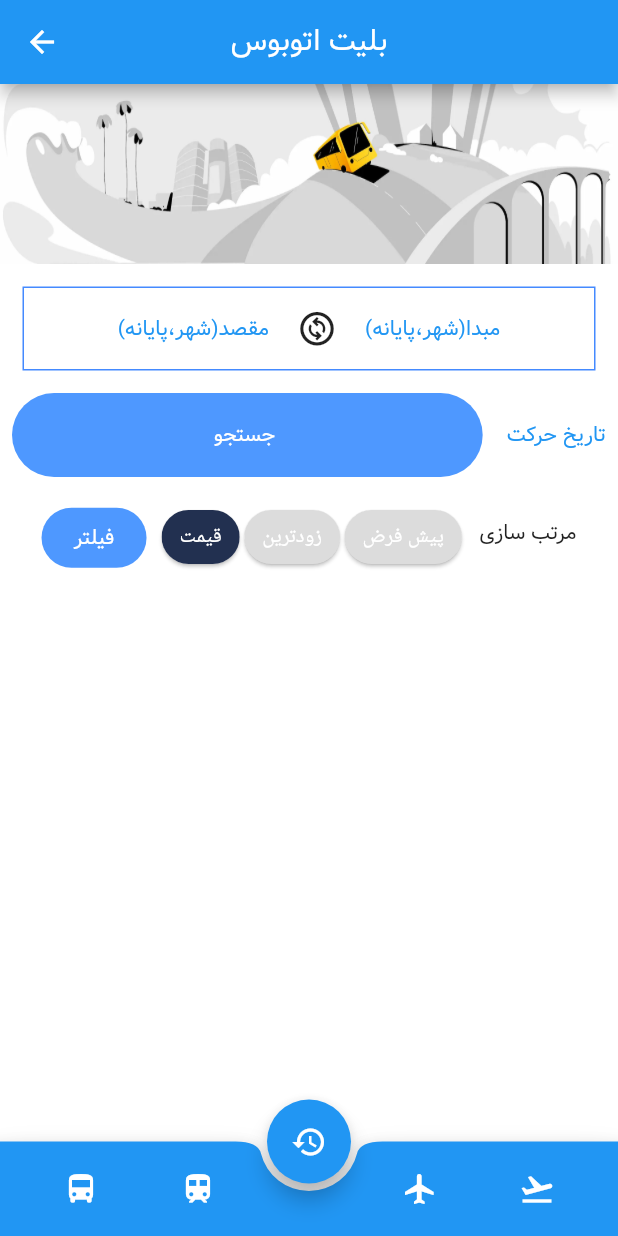
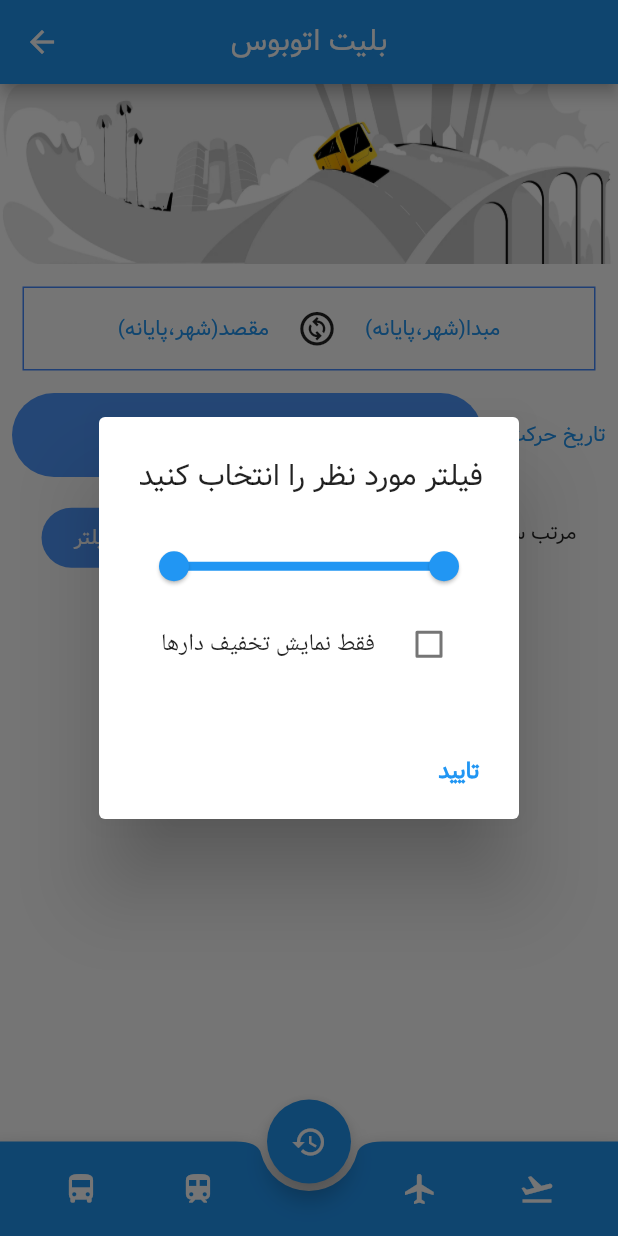
Before and after one commit to RezaGh79/alibaba_clone, a Flutter app: the MainNavigatorPage screen opened directly with empty values, after a tap on "فیلتر", on a phone screen of 412 x 824 dp. Run offline on Flutter 3.47's test engine with Material 2 defaults, Android fonts, the phone set to English and light mode, and no system bars; our stand-ins replace dropdown_button2, flutter_svg, fluttertoast, otp_text_field, shared_preferences; missing offline and left inert: persian_datetime_picker, persian_fonts; accounts and stored records are empty.

Commit message:
ticket history

```diff
--- a/lib/GlobalVariables.dart
+++ b/lib/GlobalVariables.dart
@@ -1,6 +1,7 @@
 class GlobalVariables {
   static const String BASE_URL = "http://192.168.22.175:3000";
   static const String BASE_URL_TICKETS = "http://192.168.22.175:3030";
-  // static const String cookie =
-  //     'eyJhbGciOiJIUzI1NiIsInR5cCI6IkpXVCJ9.eyJ1c2VybmFtZSI6Im1tZDEiLCJzdWIiOjEzLCJpYXQiOjE2ODM1NTY3MzAsImV4cCI6MTY4NDE2MTUzMH0.W_9B_XNOsnQqrqa3y9xzG-4qmL6V1zXJfJWJJgAlSb8';
+  static const String token = "";
+// static const String cookie =
+//     'eyJhbGciOiJIUzI1NiIsInR5cCI6IkpXVCJ9.eyJ1c2VybmFtZSI6Im1tZDEiLCJzdWIiOjEzLCJpYXQiOjE2ODM1NTY3MzAsImV4cCI6MTY4NDE2MTUzMH0.W_9B_XNOsnQqrqa3y9xzG-4qmL6V1zXJfJWJJgAlSb8';
 }
--- a/lib/Screens/TransportPages/DifferentTransportaion/pager/BusPage.dart
+++ b/lib/Screens/TransportPages/DifferentTransportaion/pager/BusPage.dart
@@ -32,6 +32,7 @@ class _BusPageState extends State<BusPage> {
   late Jalali dateJalali;
   List<TicketModel> tickets = [];
   bool showProgressBar = false;
+  RangeValues _currentRangeValues = const RangeValues(0, 100);
 
   @override
   void initState() {
@@ -40,6 +41,7 @@ class _BusPageState extends State<BusPage> {
 
   int defaultChoiceIndex = 0;
   final List<String> _choicesList = ['قیمت', 'زودترین', 'پیش فرض'];
+  bool checkedValue = false;
 
   @override
   Widget build(BuildContext context) {
@@ -164,7 +166,77 @@ class _BusPageState extends State<BusPage> {
                                   height: 40,
                                   width: 70,
                                   child: ElevatedButton(
-                                      onPressed: () {},
+                                      onPressed: () {
+                                        showDialog(
+                                          context: context,
+                                          builder: (context) {
+                                            return StatefulBuilder(
+                                              builder: (context, setState) {
+                                                return AlertDialog(
+                                                  title: const Directionality(
+                                                      textDirection: TextDirection.rtl,
+                                                      child: Text("فیلتر مورد نظر را انتخاب کنید",
+                                                          style: TextStyle(fontFamily: 'font'))),
+                                                  content: Directionality(
+                                                    textDirection: TextDirection.rtl,
+                                                    child: SizedBox(
+                                                      height: 105,
+                                                      child: Column(
+                                                        mainAxisAlignment: MainAxisAlignment.center,
+                                                        children: <Widget>[
+                                                          Column(
+                                                            mainAxisAlignment: MainAxisAlignment.center,
+                                                            crossAxisAlignment: CrossAxisAlignment.center,
+                                                            children: <Widget>[
+                                                              RangeSlider(
+                                                                values: _currentRangeValues,
+                                                                min: 0,
+                                                                max: 100,
+                                                                divisions: (_currentRangeValues.end -
+                                                                        _currentRangeValues.start)
+                                                                    .toInt(),
+                                                                labels: RangeLabels(
+                                                                  _currentRangeValues.start.round().toString(),
+                                                                  _currentRangeValues.end.round().toString(),
+                                                                ),
+                                                                onChanged: (RangeValues values) {
+                                                                  setState(() {
+                                                                    _currentRangeValues = values;
+                                                                  });
+                                                                },
+                                                              )
+                                                            ],
+                                                          ),
+                                                          CheckboxListTile(
+                                                            title: Text("فقط نمایش تخفیف دارها"),
+                                                            value: checkedValue,
+                                                            onChanged: (newValue) {
+                                                              setState(() {
+                                                                checkedValue = newValue!;
+                                                              });
+                                                            },
+                                                            controlAffinity: ListTileControlAffinity
+                                                                .leading, //  <-- leading Checkbox
+                                                          )
+                                                        ],
+                                                      ),
+                                                    ),
+                                                  ),
+                                                  actions: <Widget>[
+                                                    TextButton(
+                                                      onPressed: () => Navigator.pop(context),
+                                                      child: const Text(
+                                                        "تایید",
+                                                        style: TextStyle(fontWeight: FontWeight.bold , fontSize: 15 , fontFamily: 'font'),
+                                                      ),
+                                                    ),
+                                                  ],
+                                                );
+                                              },
+                                            );
+                                          },
+                                        );
+                                      },
                                       child: const Text("فیلتر", style: TextStyle(fontFamily: 'font')))),
                             ),
                             Column(
@@ -266,9 +338,9 @@ class _BusPageState extends State<BusPage> {
             child: Column(
               mainAxisAlignment: MainAxisAlignment.center,
               children: <Widget>[
-                Text("Lower value: $_lowerValue"),
-                Text("Upper value: $_upperValue"),
-                Container(
+                // Text("Lower value: $_lowerValue"),
+                // Text("Upper value: $_upperValue"),
+                SizedBox(
                   height: 80,
                   width: 300,
                   child: RangeSlider(
--- a/lib/Screens/TransportPages/MainNavigationPage.dart
+++ b/lib/Screens/TransportPages/MainNavigationPage.dart
@@ -1,3 +1,4 @@
+import 'package:alibaba_clone/HistoryTicketPage.dart';
 import 'package:alibaba_clone/Screens/TransportPages/DifferentTransportaion/pager/BusPage.dart';
 import 'package:flutter/cupertino.dart';
 import 'package:flutter/material.dart';
@@ -31,8 +32,10 @@ class _MainNavigatorPageState extends State<MainNavigatorPage> with SingleTicker
   Widget build(BuildContext context) {
     return Scaffold(
       floatingActionButton: FloatingActionButton(
-        onPressed: () {},
-        child: Icon(Icons.history),
+        onPressed: () {
+          Navigator.of(context).push(MaterialPageRoute(builder: (context) => const HistoryTicketPage()));
+        },
+        child: const Icon(Icons.history),
       ),
       floatingActionButtonLocation: FloatingActionButtonLocation.centerDocked,
       bottomNavigationBar: BottomNav(controller: pageController),
```
Also changed, not shown: lib/HistoryTicketPage.dart (added, +81 -0 lines), lib/Screens/Login/components/login_form.dart (+9 -9 lines), lib/Ticket.dart (added, +123 -0 lines).
